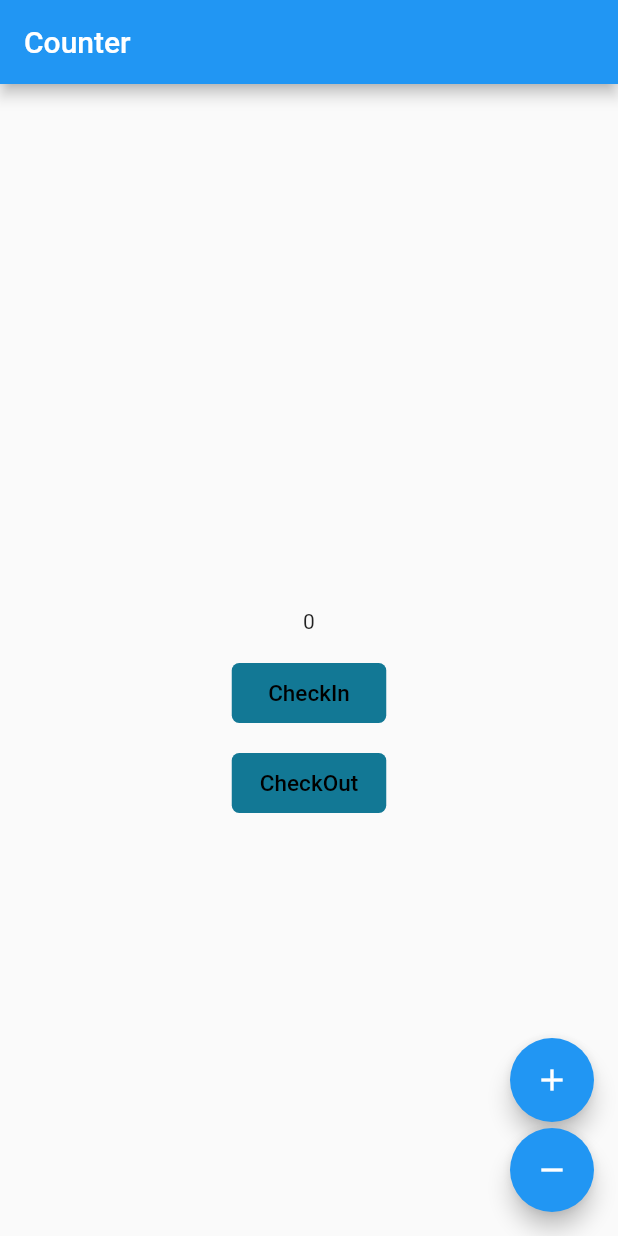
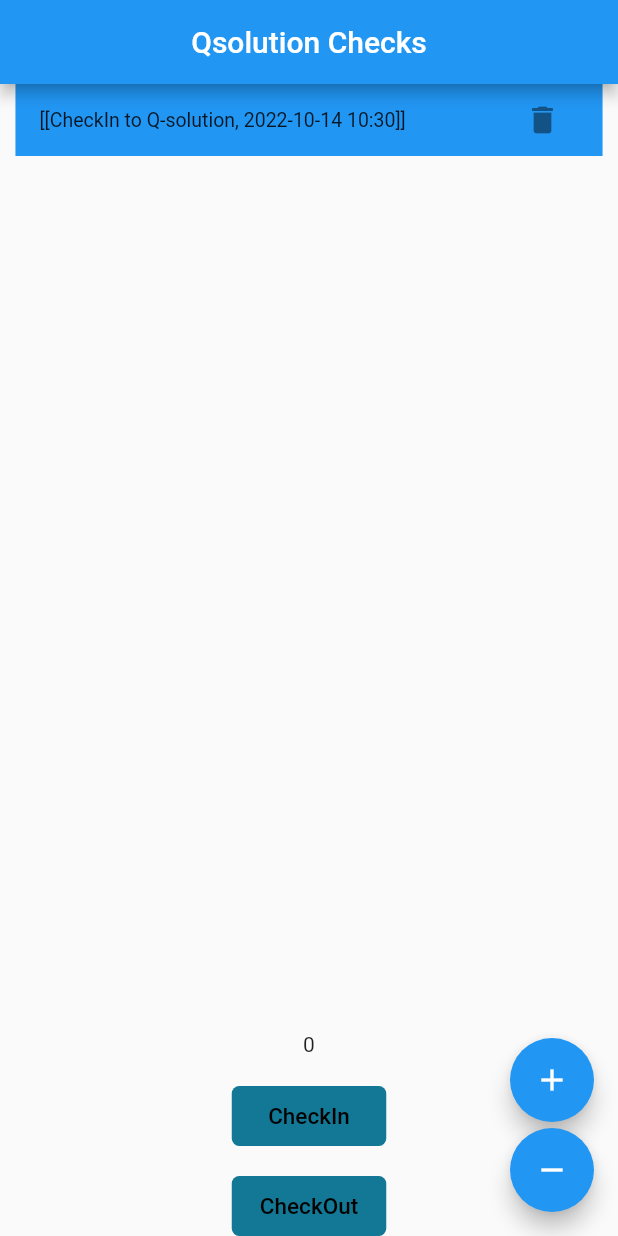
Before and after one commit to waqas3999/bloc_demo, a Flutter app: the screen it shows after launch, after a tap on "CheckIn", on a phone screen of 412 x 824 dp. Run offline on Flutter 3.47's test engine with Material 2 defaults, Android fonts, the phone set to English and light mode, and no system bars; our stand-ins replace flutter_bloc; Roboto replaces fonts that are missing (Poppins).

Commit message:
Adding item in list but duplication in data is unresolved

```diff
--- a/lib/logic/cubit/Checkin_cubit.dart
+++ b/lib/logic/cubit/Checkin_cubit.dart
@@ -1,7 +1,7 @@
 import 'package:flutter_bloc/flutter_bloc.dart';
 part 'checkin_state.dart';
 class CheckInCubit extends Cubit<CheckInState> {
-  CheckInCubit() : super(CheckInState(convertedDateTime: '', status: '', checkinlist: [],));
+  CheckInCubit() : super(CheckInState(convertedDateTime: '', status: '', checkinlist: [], ischecked: false, checkoutlist: []));
 
   /*void checkin()=>emit(date = new DateTime.now();
       print(date);
@@ -12,14 +12,28 @@ void CheckIn(){/*
   DateTime now = DateTime.now();
 state.status="CheckIn to Q-solution";
 state.convertedDateTime= "${now.year.toString()}-${now.month.toString().padLeft(2,'0')}-${now.day.toString().padLeft(2,'0')} ${now.hour.toString().padLeft(2,'0')}:${now.minute.toString().padLeft(2,'0')}";
-  emit(state.copyWith(convertedDateTime: state.convertedDateTime));
-  emit(state.copyWith(status: state.status));
- // state.checkinlist=[state.status,state.convertedDateTime];
-  emit(state.copyWith(checkinlist: state.checkinlist!.add([state.status,state.convertedDateTime])));
+ // emit(state.copyWith(convertedDateTime: state.convertedDateTime));
+ // emit(state.copyWith(status: state.status));
+  //state.checkinlist=[state.status,state.convertedDateTime];
+  List<dynamic> list=[state.status,state.convertedDateTime];
+  emit(state.copyWith(checkinlist: state.checkinlist?..add(list)));
   print(state.convertedDateTime);
   print(state.checkinlist);
 }
 
-
+  void CheckOut(){/*
+  state.date = new DateTime.now();
+  print(state.date)*/
+    DateTime now = DateTime.now();
+   state.ischecked ? state.status="CheckOut to Q-solution" : "Already you are CheckIn" ;
+    state.convertedDateTime= "${now.year.toString()}-${now.month.toString().padLeft(2,'0')}-${now.day.toString().padLeft(2,'0')} ${now.hour.toString().padLeft(2,'0')}:${now.minute.toString().padLeft(2,'0')}";
+    /*emit(state.copyWith(convertedDateTime: state.convertedDateTime));
+    emit(state.copyWith(status: state.status));
+     state.checkoutlist=[state.status,state.convertedDateTime];
+    emit(state.copyWith(checkoutlist: state.checkoutlist?..add([state.status,state.convertedDateTime])));
+*/ state.ischecked=true;
+    List<dynamic> list=[state.status,state.convertedDateTime];
+    emit(state.copyWith(checkoutlist: state.checkoutlist?..add(list)));
+}
 
 }
--- a/lib/logic/cubit/checkin_state.dart
+++ b/lib/logic/cubit/checkin_state.dart
@@ -4,15 +4,18 @@ class CheckInState{
  final DateTime? date;
  String? convertedDateTime;
  String? status;
+ bool ischecked;
  List<dynamic>? checkinlist;
+ List<dynamic>? checkoutlist;
  CheckInState(
-     {  this.date,required this.convertedDateTime,required this.status,required this.checkinlist});
+     {  this.date,required this.convertedDateTime,required this.status,required this.checkinlist,required this.ischecked,required this.checkoutlist});
  CheckInState copyWith(
      {DateTime? date,
-       String? convertedDateTime,String? status,List<dynamic>? checkinlist}) {
+       String? convertedDateTime,String? status,List<dynamic>? checkinlist,bool? ischecked, List<dynamic>? checkoutlist}) {
    return CheckInState(
      date: date ?? this.date,
      convertedDateTime: convertedDateTime ?? this.convertedDateTime, status: status ?? this.status, checkinlist: checkinlist ?? this.checkinlist,
+   ischecked: ischecked ?? this.ischecked, checkoutlist: checkoutlist ?? this.checkoutlist
    );
  }
 }
--- a/lib/screens/counter_page.dart
+++ b/lib/screens/counter_page.dart
@@ -8,7 +8,7 @@ class CounterPage extends StatelessWidget {
   @override
   Widget build(BuildContext context) {
     return Scaffold(
-      appBar: AppBar(title: const Text('Counter')),
+      appBar: AppBar(title: Center(child: const Text('Qsolution Checks'))),
       body: BlocBuilder<CounterCubit, int>(
         builder: (context, count) => Column(
           children: [
@@ -22,8 +22,8 @@ class CounterPage extends StatelessWidget {
               SizedBox(width: 60,),
               Text("${state.status}"),*/
         Container(
-          width: MediaQuery.of(context).size.width*0.2,
-          height: MediaQuery.of(context).size.height*0.03,
+          width: MediaQuery.of(context).size.width*0.95,
+          height: MediaQuery.of(context).size.height*0.7,
           child:/* ListView(
             children:[
               Card(
@@ -35,13 +35,20 @@ class CounterPage extends StatelessWidget {
             ),
           ])*/
           ListView.builder(
-            itemCount: state.checkinlist?.length ?? 1,
-            prototypeItem: ListTile(
-              title: Text(""),
-            ),
+            clipBehavior:Clip.hardEdge,
+            shrinkWrap: true,
+
+            itemCount: state.checkinlist?.length ?? 0,
             itemBuilder: (context, index) {
               return ListTile(
-                title: Text(state.checkinlist?[index]),
+                dense: true,
+                tileColor: Colors.blue,
+               // title: Text(state.checkinlist?[index]),
+                title: Text("${state.checkinlist.toString()}",style: TextStyle(
+                ),),
+                trailing: IconButton( onPressed: () {
+                  state.checkinlist?.removeAt(index);
+                }, icon:Icon(Icons.delete),),
               );
             },
           ),
@@ -49,13 +56,13 @@ class CounterPage extends StatelessWidget {
 
             ],);
   },
-), SizedBox(height: 300,),
+), Spacer(),
             Text('$count'),
             SizedBox(height: 20,),
           AppButton(label: "CheckIn", onPress:()=> context.read<CheckInCubit>().CheckIn(),
               buttoncolor:0xFF127895, textColor: 0xFF000000),
             SizedBox(height: 20,),
-            AppButton(label: "CheckOut", onPress:()=> context.read<CheckInCubit>().CheckIn(),
+            AppButton(label: "CheckOut", onPress:()=> context.read<CheckInCubit>().CheckOut(),
                 buttoncolor:0xFF127895, textColor: 0xFF000000)
            ]),
       ),
```
